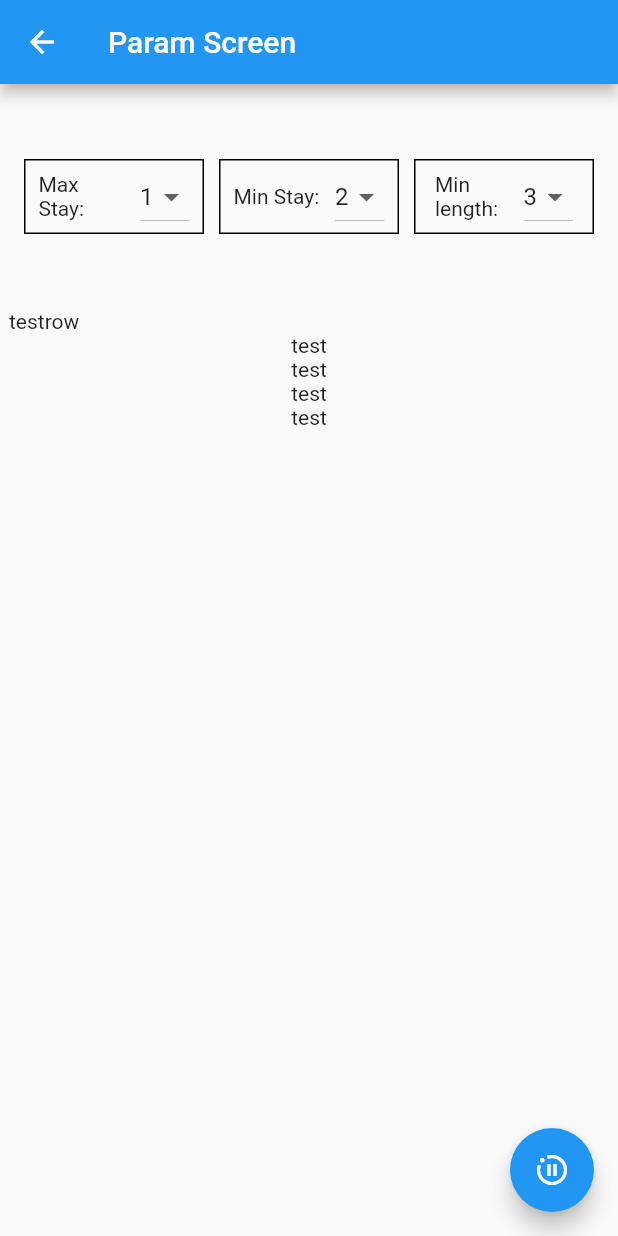
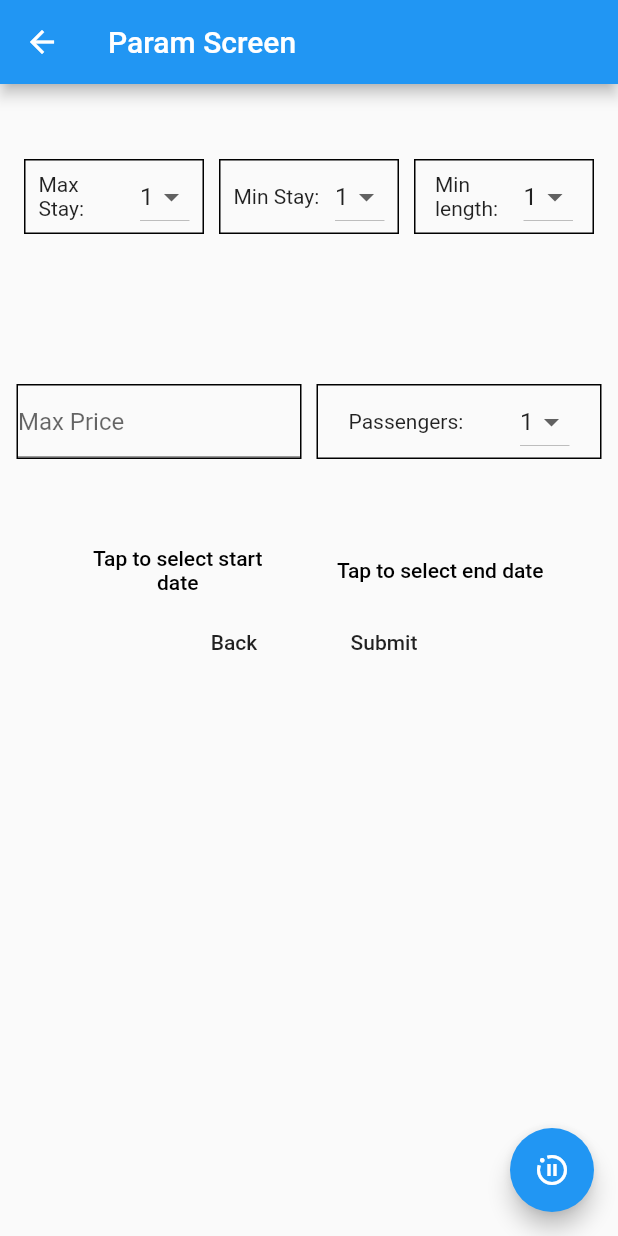
Before and after one commit to sid-code/hobogo2, a Flutter app: the ParameterScreen screen opened directly, on a phone screen of 412 x 824 dp. Run offline on Flutter 3.47's test engine with Material 2 defaults, Android fonts, the phone set to English and light mode, and no system bars; our stand-ins replace csv.

Commit message:
Param layout somme more

```diff
--- a/hoboapp/lib/home.dart
+++ b/hoboapp/lib/home.dart
@@ -32,7 +32,6 @@ class HomeScreen extends StatefulWidget {
   HomeScreen({Key key, this.title}) : super(key: key);
   final String title;
 
-  //_init();
   @override
   _HomeScreenState createState() => new _HomeScreenState();
 }
@@ -41,6 +40,7 @@ class _HomeScreenState extends State<HomeScreen>
     with AutomaticKeepAliveClientMixin<HomeScreen> {
   @override
   bool get wantKeepAlive => true;
+  bool firstRun = true;
   // List of all strings matching search
   List<String> _resultList = [];
   // List of all airport codes matching search
@@ -127,6 +127,10 @@ class _HomeScreenState extends State<HomeScreen>
 
   @override
   Widget build(BuildContext context) {
+    if(firstRun){
+      _init();
+      firstRun = !firstRun;
+    }
     // Top 'appBar' bar
     return new Scaffold(
         appBar: new AppBar(
@@ -209,9 +213,6 @@ class _ParameterScreenState extends State<ParameterScreen> {
           if (tif == oneLineNumbers) {
             int val = int.tryParse(newVal);
             switch (hint) {
-              case 'Max Stay':
-                postData.maxStay = val;
-                break;
               case 'Min Stay':
                 postData.minStay = val;
                 break;
@@ -246,6 +247,7 @@ class _ParameterScreenState extends State<ParameterScreen> {
             .then((DateTime dt) {
           setState(() {
             if (index == 0) {
+              print(dt);
               postData.startTime = dt.millisecondsSinceEpoch;
               start = _buildClickableDateField(dt.toString(), context, index);
             } else if (index == 1) {
@@ -333,9 +335,10 @@ class _ParameterScreenState extends State<ParameterScreen> {
     return dropList;
   }
 
-  String testVal1 = '1';
-  String testVal2 = '2';
-  String testVal3 = '3';
+  String minStayVal = '1';
+  String maxStayVal = '1';
+  String minLengthVal = '1';
+  String passVal = '1';
 
   bool firstRun = false;
   @override
@@ -356,6 +359,9 @@ class _ParameterScreenState extends State<ParameterScreen> {
             width: 400.0,
             child:
             new Column(
+              mainAxisSize: MainAxisSize.min,
+              mainAxisAlignment: MainAxisAlignment.start,
+
               children: <Widget>[
                 new Row(
                   mainAxisSize: MainAxisSize.min,
@@ -380,11 +386,12 @@ class _ParameterScreenState extends State<ParameterScreen> {
                             ),
                             new Flexible(
                               child: new DropdownButton<String>(
-                                  value: testVal1,
+                                  value: maxStayVal,
                                   items: dropItemList(1, 9),
                                   onChanged: (String newVal) {
                                     setState(() {
-                                      testVal1 = newVal;
+                                      maxStayVal = newVal;
+                                      postData.maxStay = int.parse(newVal);
                                     });
                                   }),
                             ),
@@ -411,11 +418,12 @@ class _ParameterScreenState extends State<ParameterScreen> {
                             ),
                             new Flexible(
                               child: new DropdownButton<String>(
-                                  value: testVal2,
+                                  value: minStayVal,
                                   items: dropItemList(1, 9),
                                   onChanged: (String newVal) {
                                     setState(() {
-                                      testVal2 = newVal;
+                                      minStayVal = newVal;
+                                      postData.minStay = int.parse(newVal);
                                     });
                                   }),
                             ),
@@ -442,11 +450,13 @@ class _ParameterScreenState extends State<ParameterScreen> {
                             ),
                             new Flexible(
                               child: new DropdownButton<String>(
-                                  value: testVal3,
+                                  value: minLengthVal,
+                                  hint: Text('1'),
                                   items: dropItemList(1, 9),
                                   onChanged: (String newVal) {
                                     setState(() {
-                                      testVal3 = newVal;
+                                      minLengthVal = newVal;
+                                      postData.minLength = int.parse(newVal);
                                     });
                                   }),
                             ),
@@ -458,14 +468,98 @@ class _ParameterScreenState extends State<ParameterScreen> {
                 ),
                 new Row(
                   children: <Widget>[
-                    Text('testrow'),
+                    new SizedBox(
+                      width: 200.0,
+                      height: 150.0,
+                      child:
+                        new Container(
+                          margin: const EdgeInsets.fromLTRB(5.0,50.0,5.0,50.0),
+                          padding: const EdgeInsets.fromLTRB(0.0, 0.0, 0.0, 0.0),
+                          decoration: new BoxDecoration(
+                            border: new Border.all(color: Colors.black),
+                          ),
+                          child:
+                          _genField('Max Price',
+                              kt: TextInputType.number, tif: oneLineNumbers),
+                        ),
+                    ),
+                    new SizedBox(
+                      width: 200.0,
+                      child:
+                      new Container(
+                        margin: const EdgeInsets.fromLTRB(5.0,50.0,5.0,50.0),
+                        padding: const EdgeInsets.fromLTRB(0.0, 0.0, 0.0, 0.0),
+                        decoration: new BoxDecoration(
+                          border: new Border.all(color: Colors.black),
+                        ),
+                        child:
+                        new Row(
+                          mainAxisSize: MainAxisSize.max,
+                          mainAxisAlignment: MainAxisAlignment.spaceEvenly,
+                          children: <Widget>[
+                            new Expanded(
+                              child: new Text('Passengers:', textAlign: TextAlign.left),
+                            ),
+                            new Flexible(
+                              child:
+                              new DropdownButton<String>(
+                                  value: passVal,
+                                  items: dropItemList(1, 9),
+                                  onChanged: (String newVal) {
+                                    setState(() {
+                                      passVal = newVal;
+                                      postData.passengers = int.parse(newVal);
+                                    });
+                                  }),
+                            )
+                          ],
+                        ),
+                      ),
+                    ),
                   ],
                 ),
-                Text('test'),
-                Text('test'),
-                Text('test'),
-                Text('test'),
-
+                new Row(
+                  mainAxisAlignment: MainAxisAlignment.center,
+                  children: <Widget>[
+                  new SizedBox(
+                    width: 175.0,
+                    child:
+                    new FlatButton(child: start),
+                  ),
+                    new SizedBox(
+                      width: 175.0,
+                      child:
+                      new FlatButton(child: end),
+                    )
+                  ],
+                ),
+                new Row(
+                  mainAxisAlignment: MainAxisAlignment.center,
+                  children: <Widget>[
+                    new SizedBox(
+                      width: 100.0,
+                      child:
+                      new FlatButton(
+                          child: new Text('Back'),
+                          onPressed: () {
+                            Navigator.pop(
+                              context,
+                              true,
+                            );
+                          }),
+                    ),
+                    new SizedBox(
+                      width: 100.0,
+                      child:
+                      new FlatButton(
+                          child: new Text('Submit'),
+                          onPressed: () {
+                            _sendPost(context);
+                            print('Submit');
+                          }),
+                    )
+                  ],
+                )
               ],
             ),
         ),
@@ -487,9 +581,7 @@ class _ParameterScreenState extends State<ParameterScreen> {
                     crossAxisAlignment: CrossAxisAlignment.start,
                     children: <Widget>[
 
-                      new Flexible(
-                        child: new Text('Min Stay:', textAlign: TextAlign.left),
-                      ),
+
                       new Flexible(
                         child:
                             new Text('Min Length:', textAlign: TextAlign.left),
@@ -526,27 +618,17 @@ class _ParameterScreenState extends State<ParameterScreen> {
                   ),
                 ],
               ),
-              _genField('Max Price',
-                  kt: TextInputType.number, tif: oneLineNumbers),
               _genField('Number of Passengers',
                   kt: TextInputType.number, tif: oneLineNumbers),
-              new Flexible(
-                child: new DropdownButton<String>(
-                    value: testVal3,
-                    items: dropItemList(1, 9),
-                    onChanged: (String newVal) {
-                      setState(() {
-                        testVal3 = newVal;
-                      });
-                    }),
+
               ),
               new Row(
                 mainAxisAlignment: MainAxisAlignment.center,
                 mainAxisSize: MainAxisSize.max,
                 crossAxisAlignment: CrossAxisAlignment.start,
                 children: <Widget>[
-                  new FlatButton(child: start),
-                  new FlatButton(child: end),
+
+
                 ],
               ),
               new Row(
@@ -554,20 +636,8 @@ class _ParameterScreenState extends State<ParameterScreen> {
                 mainAxisSize: MainAxisSize.max,
                 crossAxisAlignment: CrossAxisAlignment.start,
                 children: <Widget>[
-                  new FlatButton(
-                      child: new Text('Back'),
-                      onPressed: () {
-                        Navigator.pop(
-                          context,
-                          true,
-                        );
-                      }),
-                  new FlatButton(
-                      child: new Text('Submit'),
-                      onPressed: () {
-                        _sendPost(context);
-                        print('Submit');
-                      }),
+
+
                 ],
               ),
             ],
```
